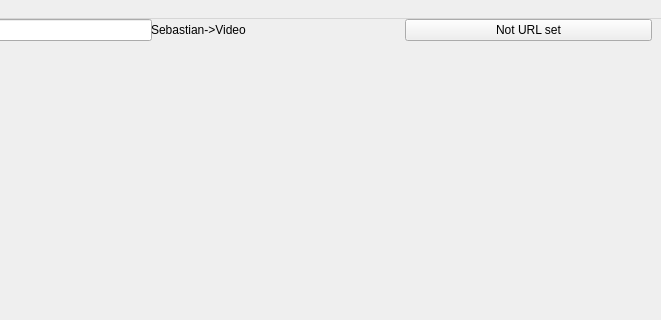
Qt form Tarea_3_POO/mainwindow.ui (sebadaba/2025-1_elo329_grupo-11_tarea-3) before a commit; both pictures show x 139 to 800 and y 0 to 320 of the 800 by 455 pixel window.
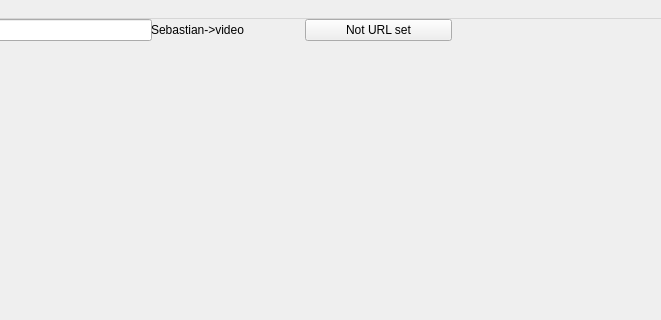
The same form after that commit.

Commit message: Pruebas de reproduccion del video

Diff of the .ui file:
```diff
--- a/Tarea_3_POO/mainwindow.ui
+++ b/Tarea_3_POO/mainwindow.ui
@@ -72,7 +72,7 @@
        <item>
         <widget class="QLabel" name="label_2">
          <property name="text">
-          <string>Sebastian-&gt;Video</string>
+          <string>Sebastian-&gt;video</string>
          </property>
         </widget>
        </item>
@@ -83,6 +83,22 @@
          </property>
         </widget>
        </item>
+       <item>
+        <spacer name="horizontalSpacer">
+         <property name="orientation">
+          <enum>Qt::Horizontal</enum>
+         </property>
+         <property name="sizeType">
+          <enum>QSizePolicy::Fixed</enum>
+         </property>
+         <property name="sizeHint" stdset="0">
+          <size>
+           <width>200</width>
+           <height>20</height>
+          </size>
+         </property>
+        </spacer>
+       </item>
       </layout>
      </item>
      <item>
```
The commit also changes 19 other files.
